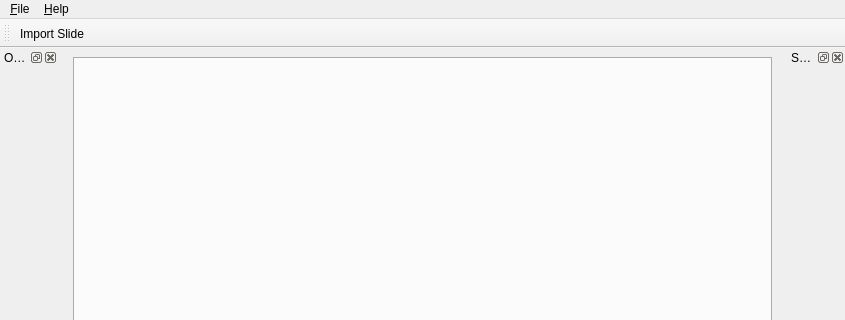
BodenmillerGroup/HistoSlider, file histoslider/ui/main_window.ui: the form before one commit; both pictures show x 0 to 845 and y 0 to 320 of the 845 by 631 pixel window.
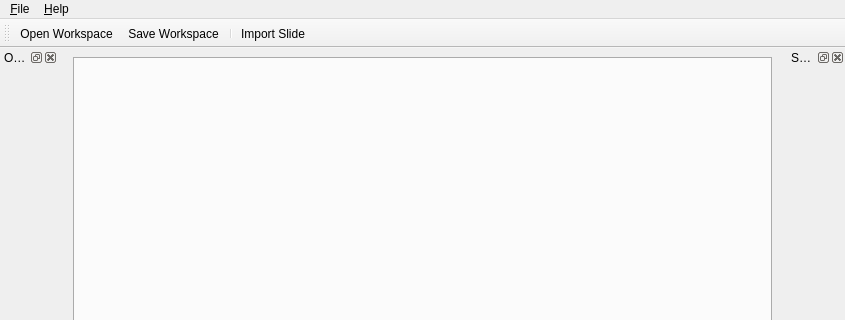
The form after the commit. Icons and pictures are not drawn.

The edit to the form file:
```diff
--- a/histoslider/ui/main_window.ui
+++ b/histoslider/ui/main_window.ui
@@ -73,6 +73,9 @@
    <attribute name="toolBarBreak">
     <bool>false</bool>
    </attribute>
+   <addaction name="actionOpenWorkspace"/>
+   <addaction name="actionSaveWorkspace"/>
+   <addaction name="separator"/>
    <addaction name="actionImportSlide"/>
   </widget>
   <widget class="QDockWidget" name="dockWidgetOverview">
```
Left out of the diff: 8 changed lines with no effect on the pictures.
